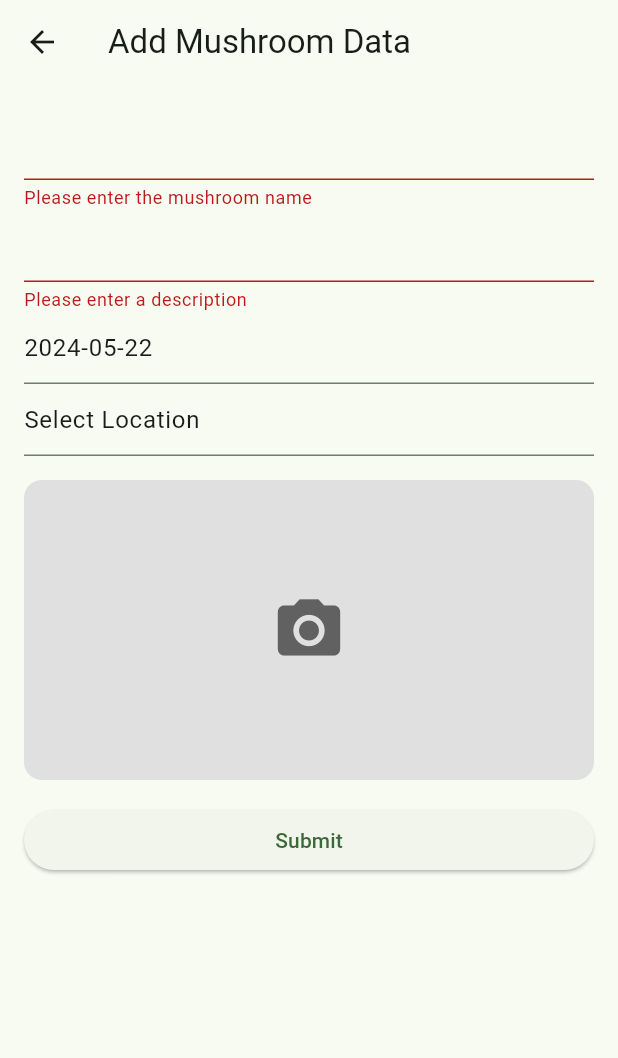
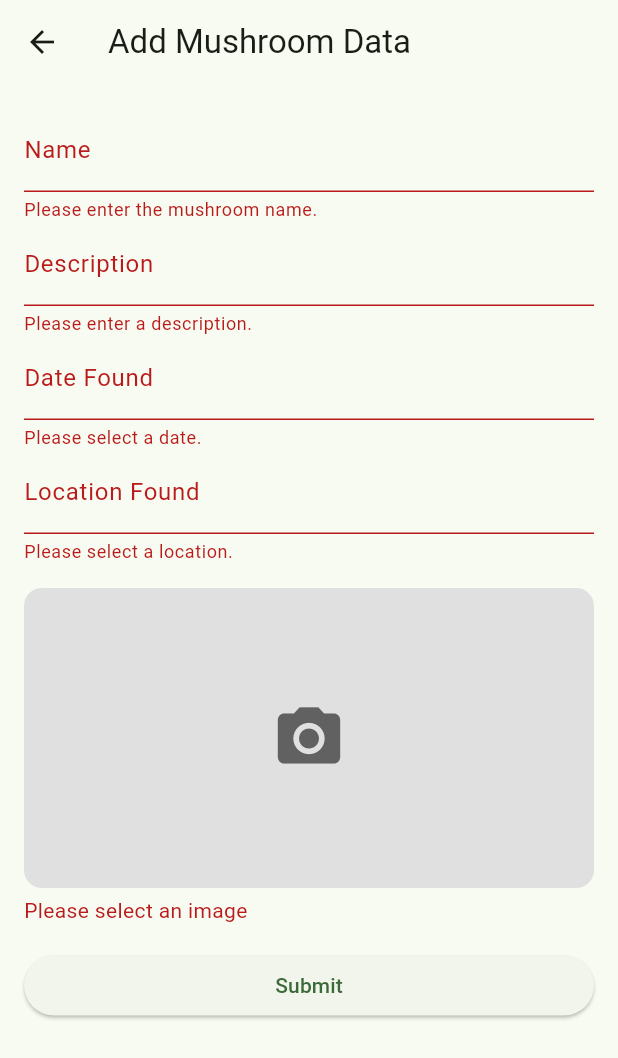
Before and after one commit to cunderw/mushroom-hunter, a Flutter app: the MushroomForm screen opened directly, after a tap on "Submit", on a phone screen of 412 x 824 dp. Shown: the top 1058 px of the screen. Run offline on Flutter 3.47's test engine with Material 3 defaults, Android fonts, the phone set to English and light mode, and no system bars; our stand-ins replace cached_network_image, cloud_firestore, firebase_auth, firebase_core, firebase_storage, geolocator and 2 more; missing offline and left inert: firebase_ui_auth; accounts and stored records are empty.

Commit message:
Cleanup Mushroom Form

```diff
--- a/lib/widgets/mushroom_form.dart
+++ b/lib/widgets/mushroom_form.dart
@@ -1,6 +1,5 @@
 import 'dart:io';
 
-import 'package:flutter/cupertino.dart';
 import 'package:flutter/material.dart';
 import 'package:google_maps_flutter/google_maps_flutter.dart';
 import 'package:my_mushrooms_hunter/controllers/mushroom_controller.dart';
@@ -18,9 +17,11 @@ class MushroomForm extends StatefulWidget {
 
 class _MushroomFormState extends State<MushroomForm> {
   final _formKey = GlobalKey<FormState>();
-  final TextEditingController _nameController = TextEditingController();
-  final TextEditingController _descriptionController = TextEditingController();
-  final TextEditingController _photoUrlController = TextEditingController();
+  final _nameController = TextEditingController();
+  final _descriptionController = TextEditingController();
+  final _photoUrlController = TextEditingController();
+  final _dateController = TextEditingController();
+  final _locationController = TextEditingController();
 
   XFile? _selectedImage;
 
@@ -29,7 +30,13 @@ class _MushroomFormState extends State<MushroomForm> {
   double? _longitude = null;
   bool _isLoading = false;
 
-  Future<void> _showMaterialDatePicker(BuildContext context) async {
+  String _locationString() {
+    if (_latitude == null || _longitude == null) return 'Select Location';
+    return 'Lat: $_latitude, Lng: $_longitude';
+  }
+
+  // Selectors
+  Future<void> _selectDate(BuildContext context) async {
     final DateTime? picked = await showDatePicker(
       context: context,
       initialDate: _dateAdded,
@@ -39,14 +46,10 @@ class _MushroomFormState extends State<MushroomForm> {
     if (picked != null && picked != _dateAdded) {
       setState(() {
         _dateAdded = picked;
+        _dateController.text =
+            '${_dateAdded.toIso8601String().split('T').first}';
       });
     }
-  }
-
-  void _handleImageSelection(XFile? image) {
-    setState(() {
-      _selectedImage = image;
-    });
   }
 
   Future<void> _selectLocation() async {
@@ -63,66 +66,57 @@ class _MushroomFormState extends State<MushroomForm> {
       if (result == null) return;
       _latitude = result.latitude;
       _longitude = result.longitude;
+      _locationController.text = _locationString();
     });
   }
 
+  void selectImage(XFile? image) {
+    setState(() {
+      _selectedImage = image;
+    });
+  }
+
+  // Validators
   String? _validateName(String? value) {
     if (value == null || value.isEmpty) {
-      return 'Please enter the mushroom name';
+      return 'Please enter the mushroom name.';
     }
     return null;
   }
 
   String? _validateDescription(String? value) {
     if (value == null || value.isEmpty) {
-      return 'Please enter a description';
+      return 'Please enter a description.';
     }
     return null;
   }
 
-  String _locationString() {
-    if (_latitude == null || _longitude == null) return 'Select Location';
-    return 'Lat: $_latitude, Lng: $_longitude';
+  String? _validateDate(String? value) {
+    if (value == null || value.isEmpty) {
+      return 'Please select a date.';
+    }
+    return null;
+  }
+
+  String? _validateLocation(String? value) {
+    if (value == null ||
+        value.isEmpty ||
+        _latitude == null ||
+        _longitude == null) {
+      return 'Please select a location.';
+    }
+    return null;
+  }
+
+  String? _validateImage(dynamic value) {
+    if (_selectedImage == null) {
+      return 'Please select an image';
+    }
+    return null;
   }
 
   Future<bool> submitForm() async {
     if (_formKey.currentState!.validate()) {
-      if (_latitude == null || _longitude == null) {
-        await showDialog(
-          context: context,
-          builder: (context) {
-            return AlertDialog(
-              title: Text('Error'),
-              content: Text('Please select a location'),
-              actions: <Widget>[
-                TextButton(
-                  child: Text('OK'),
-                  onPressed: () => Navigator.of(context).pop(),
-                ),
-              ],
-            );
-          },
-        );
-        return false;
-      }
-
-      if (_selectedImage == null) {
-        await showDialog(
-          context: context,
-          builder: (context) => AlertDialog(
-            title: Text('Error'),
-            content: Text('Please select an image'),
-            actions: <Widget>[
-              TextButton(
-                child: Text('OK'),
-                onPressed: () => Navigator.of(context).pop(),
-              ),
-            ],
-          ),
-        );
-        return false;
-      }
-
       setState(() {
         _isLoading = true;
       });
@@ -160,36 +154,66 @@ class _MushroomFormState extends State<MushroomForm> {
           child: ListView(
             children: <Widget>[
               TextFormField(
-                controller: _nameController,
-                validator: _validateName,
-              ),
+                  decoration: const InputDecoration(labelText: "Name"),
+                  controller: _nameController,
+                  validator: _validateName,
+                  onChanged: (value) {
+                    _formKey.currentState!.validate();
+                  }),
               TextFormField(
-                controller: _descriptionController,
-                validator: _validateDescription,
-              ),
+                  decoration: const InputDecoration(labelText: "Description"),
+                  controller: _descriptionController,
+                  validator: _validateDescription,
+                  onChanged: (value) {
+                    _formKey.currentState!.validate();
+                  }),
               GestureDetector(
-                onTap: () => _showMaterialDatePicker(context),
+                onTap: () => _selectDate(context),
                 child: AbsorbPointer(
                   child: TextFormField(
-                    controller: TextEditingController(
-                      text: '${_dateAdded.toIso8601String().split('T').first}',
-                    ),
-                  ),
+                      decoration:
+                          const InputDecoration(labelText: "Date Found"),
+                      controller: _dateController,
+                      validator: _validateDate,
+                      onChanged: (value) {
+                        _formKey.currentState!.validate();
+                      }),
                 ),
               ),
               GestureDetector(
                 onTap: _selectLocation,
                 child: AbsorbPointer(
                   child: TextFormField(
-                    readOnly: true,
-                    controller: TextEditingController(
-                      text: _locationString(),
-                    ),
-                  ),
+                      decoration:
+                          const InputDecoration(labelText: "Location Found"),
+                      readOnly: true,
+                      controller: _locationController,
+                      validator: _validateLocation,
+                      onChanged: (value) {
+                        _formKey.currentState!.validate();
+                      }),
                 ),
               ),
               SizedBox(height: 16.0),
-              CustomImagePicker(onImagePicked: _handleImageSelection),
+              FormField(
+                validator: _validateImage,
+                builder: (FormFieldState state) {
+                  return Column(
+                    crossAxisAlignment: CrossAxisAlignment.start,
+                    children: <Widget>[
+                      CustomImagePicker(onImagePicked: selectImage),
+                      state.hasError ? SizedBox(height: 5.0) : Container(),
+                      state.hasError
+                          ? Text(
+                              state.errorText!,
+                              style: TextStyle(
+                                  color: Theme.of(context).colorScheme.error),
+                            )
+                          : Container(),
+                    ],
+                  );
+                },
+              ),
               SizedBox(height: 16.0),
               ElevatedButton(
                 onPressed: () async {
@@ -215,6 +239,8 @@ class _MushroomFormState extends State<MushroomForm> {
     _nameController.dispose();
     _descriptionController.dispose();
     _photoUrlController.dispose();
+    _dateController.dispose();
+    _locationController.dispose();
     super.dispose();
   }
 }
--- a/lib/widgets/mushroom_list.dart
+++ b/lib/widgets/mushroom_list.dart
@@ -23,7 +23,6 @@ class _MushroomListState extends State<MushroomList> {
           return Text('Error: ${snapshot.error}');
         } else if (snapshot.hasData) {
           List<Mushroom> mushrooms = snapshot.data!;
-          debugPrint('Mushrooms: $mushrooms');
           return ListView.builder(
             itemCount: mushrooms.length,
             itemBuilder: (context, index) {
```
